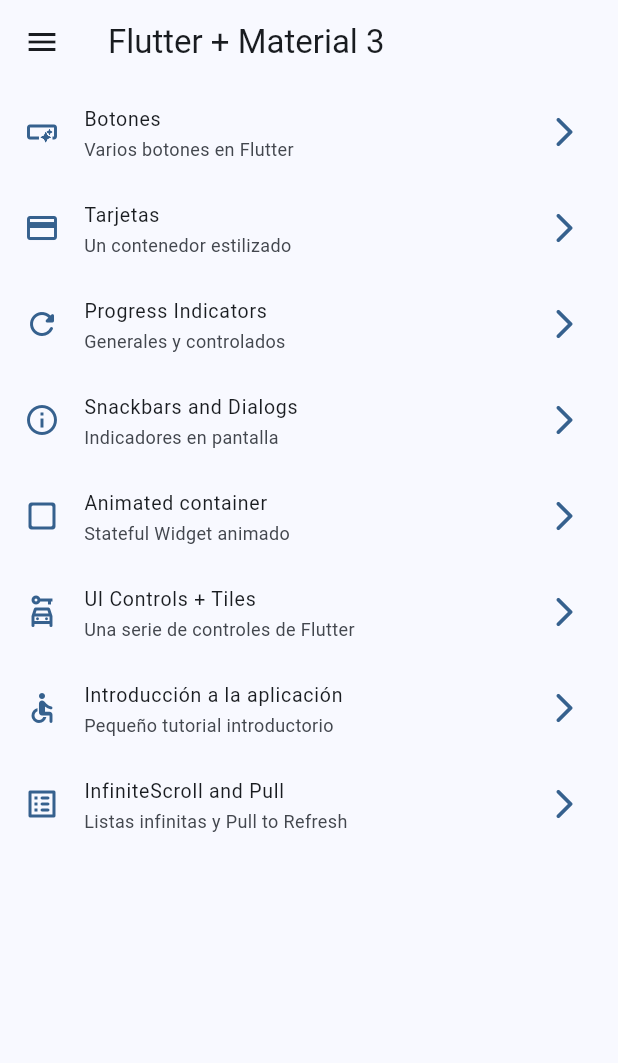
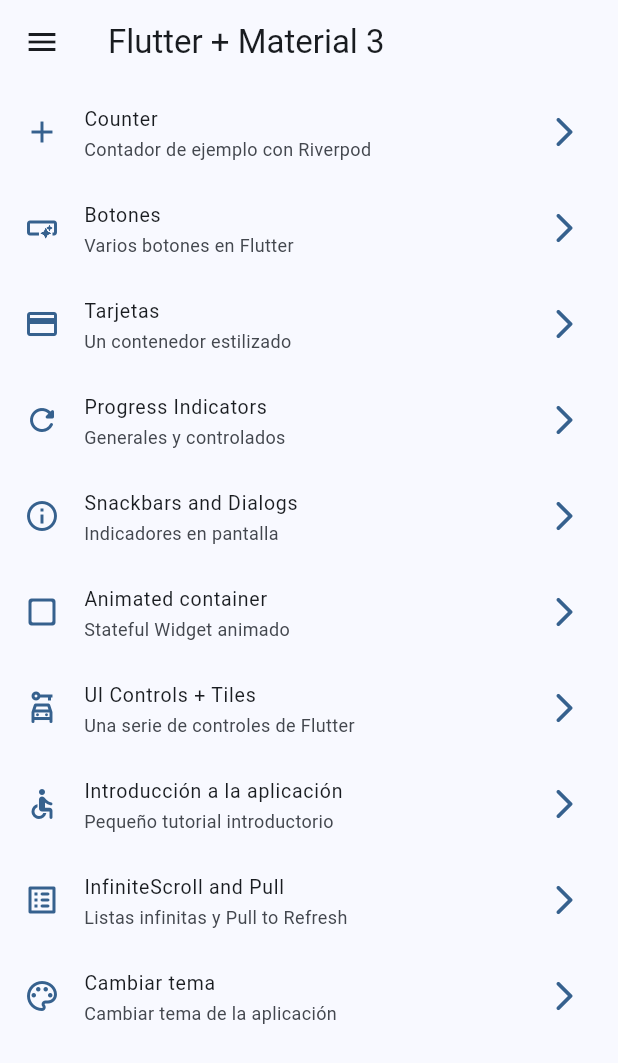
Before and after one commit to danlej/widgets_app, a Flutter app: the screen it shows after launch, on a phone screen of 412 x 824 dp. Shown: the top 1063 px of the screen. Run offline on Flutter 3.47's test engine with Material 3 defaults, Android fonts, the phone set to English and light mode, and no system bars; our stand-ins replace animate_do, flutter_riverpod, go_router.

Commit message:
A theme changer screen has been created by applying Riverpod as a state manager.

```diff
--- a/lib/config/menu/menu_items.dart
+++ b/lib/config/menu/menu_items.dart
@@ -15,6 +15,11 @@ class MenuItem {
 }
 
 const appMenuItems = <MenuItem>[
+  MenuItem(
+      title: 'Counter',
+      subTitle: 'Contador de ejemplo con Riverpod',
+      link: '/counter',
+      icon: Icons.add),
   MenuItem(
       title: 'Botones',
       subTitle: 'Varios botones en Flutter',
@@ -55,4 +60,9 @@ const appMenuItems = <MenuItem>[
       subTitle: 'Listas infinitas y Pull to Refresh',
       link: '/infinite',
       icon: Icons.list_alt_rounded),
+  MenuItem(
+      title: 'Cambiar tema',
+      subTitle: 'Cambiar tema de la aplicación',
+      link: '/theme-changer',
+      icon: Icons.color_lens_outlined),
 ];
--- a/lib/config/router/app_router.dart
+++ b/lib/config/router/app_router.dart
@@ -50,5 +50,15 @@ final appRouter = GoRouter(
       name: InfiniteScrollScreen.name,
       builder: (context, state) => const InfiniteScrollScreen(),
     ),
+    GoRoute(
+      path: '/counter',
+      name: CounterScreen.name,
+      builder: (context, state) => const CounterScreen(),
+    ),
+    GoRoute(
+      path: '/theme-changer',
+      name: ThemeChangerScreen.name,
+      builder: (context, state) => const ThemeChangerScreen(),
+    ),
   ],
 );
--- a/lib/config/theme/app_theme.dart
+++ b/lib/config/theme/app_theme.dart
@@ -14,15 +14,18 @@ const colorList = <Color>[
 
 class AppTheme {
   final int selectedColor;
+  final bool isDarkMode;
 
   AppTheme({
     this.selectedColor = 0,
+    this.isDarkMode = false,
   })  : assert(selectedColor >= 0, 'Selected color must be greater than 0'),
         assert(selectedColor < colorList.length,
             'Selected color must be less or equal than ${colorList.length - 1}');
 
   ThemeData getTheme() => ThemeData(
       useMaterial3: true,
+      brightness: isDarkMode ? Brightness.dark : Brightness.light,
       colorSchemeSeed: colorList[selectedColor],
       appBarTheme: const AppBarTheme(
         centerTitle: false,
--- a/lib/main.dart
+++ b/lib/main.dart
@@ -1,21 +1,31 @@
 import 'package:flutter/material.dart';
+import 'package:flutter_riverpod/flutter_riverpod.dart';
 import 'package:widgets_app/config/router/app_router.dart';
 import 'package:widgets_app/config/theme/app_theme.dart';
+import 'package:widgets_app/presentation/providers/theme_provider.dart';
 
 void main() {
-  runApp(const MainApp());
+  runApp(
+    const ProviderScope(
+      child: MainApp(),
+    ),
+  );
 }
 
-class MainApp extends StatelessWidget {
+class MainApp extends ConsumerWidget {
   const MainApp({super.key});
 
   @override
-  Widget build(BuildContext context) {
+  Widget build(BuildContext context, WidgetRef ref) {
+    final isDarkMode = ref.watch(isDarkModeProvider);
+    final selectedColor = ref.watch(selectedColorProvider);
+
     return MaterialApp.router(
       title: 'Flutter Widgets',
       routerConfig: appRouter,
       debugShowCheckedModeBanner: false,
-      theme: AppTheme(selectedColor: 0).getTheme(),
+      theme: AppTheme(selectedColor: selectedColor, isDarkMode: isDarkMode)
+          .getTheme(),
     );
   }
 }
--- /dev/null
+++ b/lib/presentation/providers/counter_provider.dart
@@ -0,0 +1,3 @@
+import 'package:flutter_riverpod/flutter_riverpod.dart';
+
+final counterProvider = StateProvider((ref) => 5);
--- /dev/null
+++ b/lib/presentation/providers/theme_provider.dart
@@ -0,0 +1,11 @@
+import 'package:flutter_riverpod/flutter_riverpod.dart';
+import 'package:widgets_app/config/theme/app_theme.dart';
+
+// Listado de colores inmutables.
+final colorListProvider = Provider((ref) => colorList);
+
+// Un simple boolean
+final isDarkModeProvider = StateProvider((ref) => false);
+
+// Un simple int
+final selectedColorProvider = StateProvider((ref) => 0);
--- a/lib/presentation/screens/screens.dart
+++ b/lib/presentation/screens/screens.dart
@@ -2,8 +2,10 @@ export 'package:widgets_app/presentation/screens/animated/animated_screen.dart';
 export 'package:widgets_app/presentation/screens/app_tutorial/app_tutorial_screen.dart';
 export 'package:widgets_app/presentation/screens/buttons/buttons_screen.dart';
 export 'package:widgets_app/presentation/screens/cards/cards_screen.dart';
+export 'package:widgets_app/presentation/screens/counter/counter_screen.dart';
 export 'package:widgets_app/presentation/screens/home/home_screen.dart';
 export 'package:widgets_app/presentation/screens/infinite_scroll/infinite_scroll_screen.dart';
 export 'package:widgets_app/presentation/screens/progress/progress_screen.dart';
 export 'package:widgets_app/presentation/screens/snackbar/snackbar_screen.dart';
+export 'package:widgets_app/presentation/screens/theme_changer/theme_changer_screen.dart';
 export 'package:widgets_app/presentation/screens/ui_controls/ui_controls_screen.dart';
--- a/pubspec.yaml
+++ b/pubspec.yaml
@@ -10,6 +10,7 @@ dependencies:
   animate_do: ^3.3.4
   flutter:
     sdk: flutter
+  flutter_riverpod: ^2.6.1
   go_router: ^14.4.1
 
 dev_dependencies:
```
Also changed, not shown: lib/presentation/screens/counter/counter_screen.dart (added, +44 -0 lines), lib/presentation/screens/theme_changer/theme_changer_screen.dart (added, +60 -0 lines), pubspec.lock.
